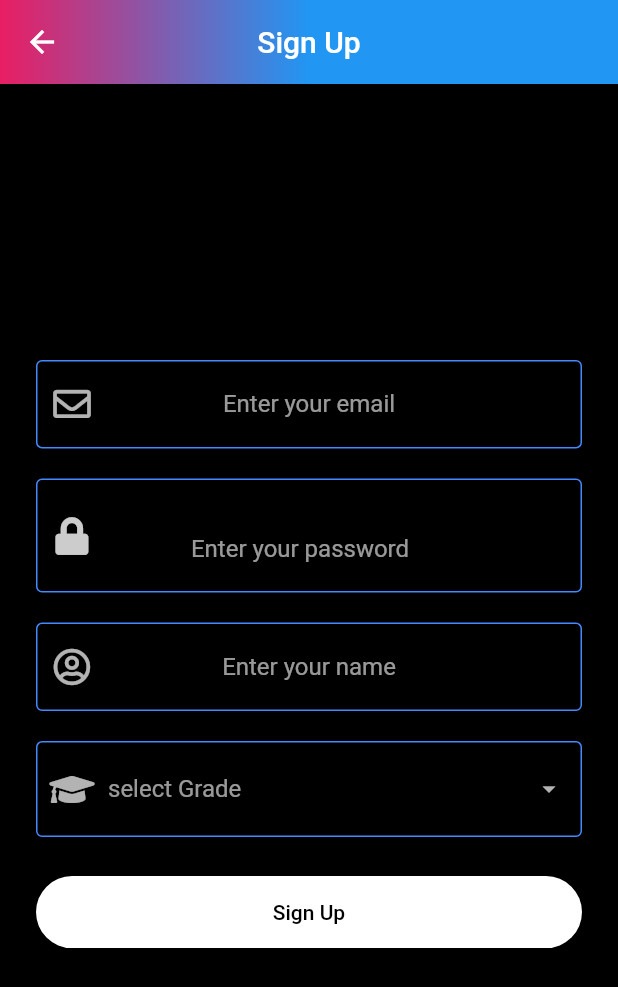
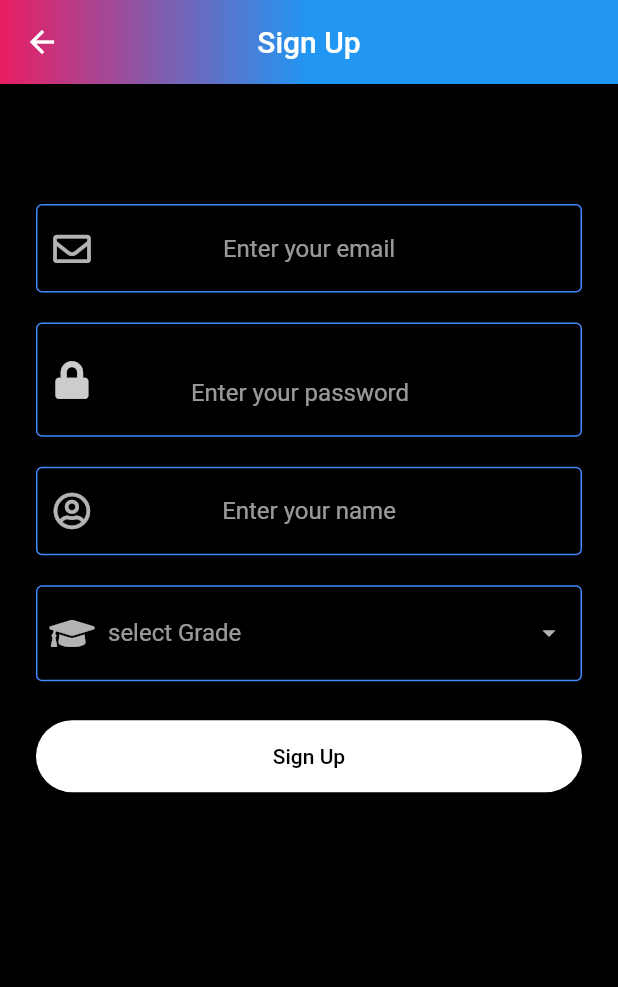
Before and after one commit to PatilAmartyaJ/educational_app, a Flutter app: the SignUpScreen screen opened by its route, on a phone screen of 412 x 824 dp. Shown: the top 987 px of the screen. Run offline on Flutter 3.47's test engine with Material 2 defaults, Android fonts, the phone set to English and light mode, and no system bars; our stand-ins replace avatar_glow, cloud_firestore, email_validator, firebase_auth, firebase_core, flutter_animation_progress_bar and 7 more; missing offline and left inert: adobe_xd, spincircle_bottom_bar; accounts and stored records are empty; network calls fail.

Commit message:
fixed content overflow

```diff
--- a/lib/Screens/signupScreen.dart
+++ b/lib/Screens/signupScreen.dart
@@ -53,12 +53,13 @@ class _SignUpScreenState extends State<SignUpScreen> {
           padding: EdgeInsets.symmetric(horizontal: 24.0),
           child: Form(
             key: _formKey,
+            child: SingleChildScrollView(
               child: Column(
                 mainAxisAlignment: MainAxisAlignment.center,
                 crossAxisAlignment: CrossAxisAlignment.stretch,
                 children: <Widget>[
                   SizedBox(
-                  height: 8.0,
+                    height: 80.0,
                   ),
                   TextFormField(
                     keyboardType: TextInputType.emailAddress,
@@ -260,6 +261,7 @@ class _SignUpScreenState extends State<SignUpScreen> {
             ),
           ),
         ),
+      ),
     );
   }
 
```
Lines whose indentation alone changed are shown as unchanged.
